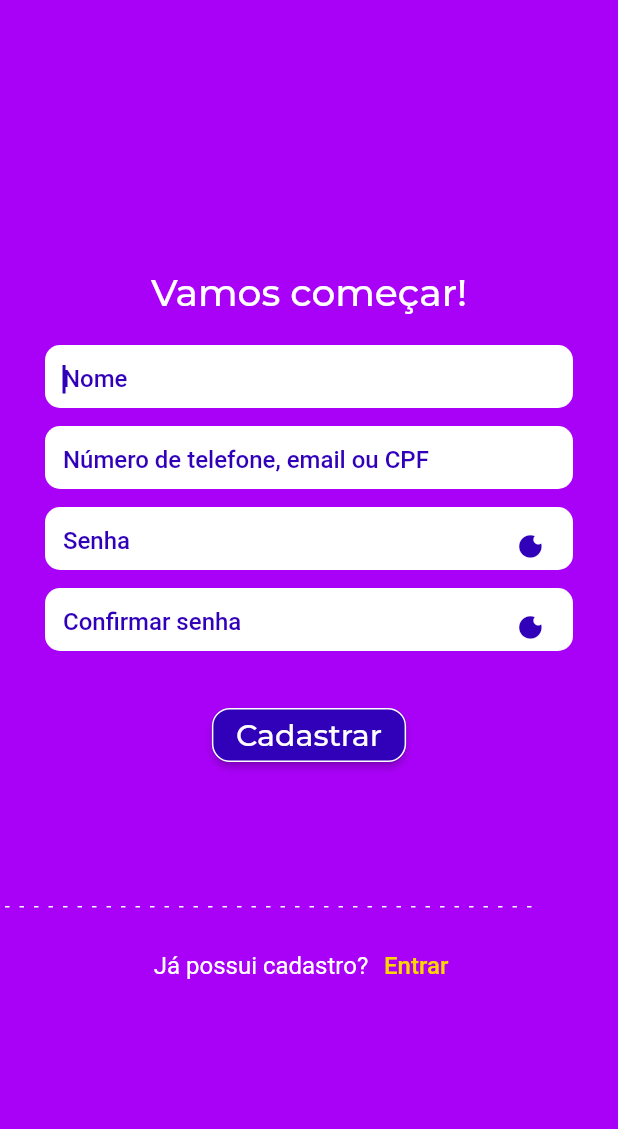
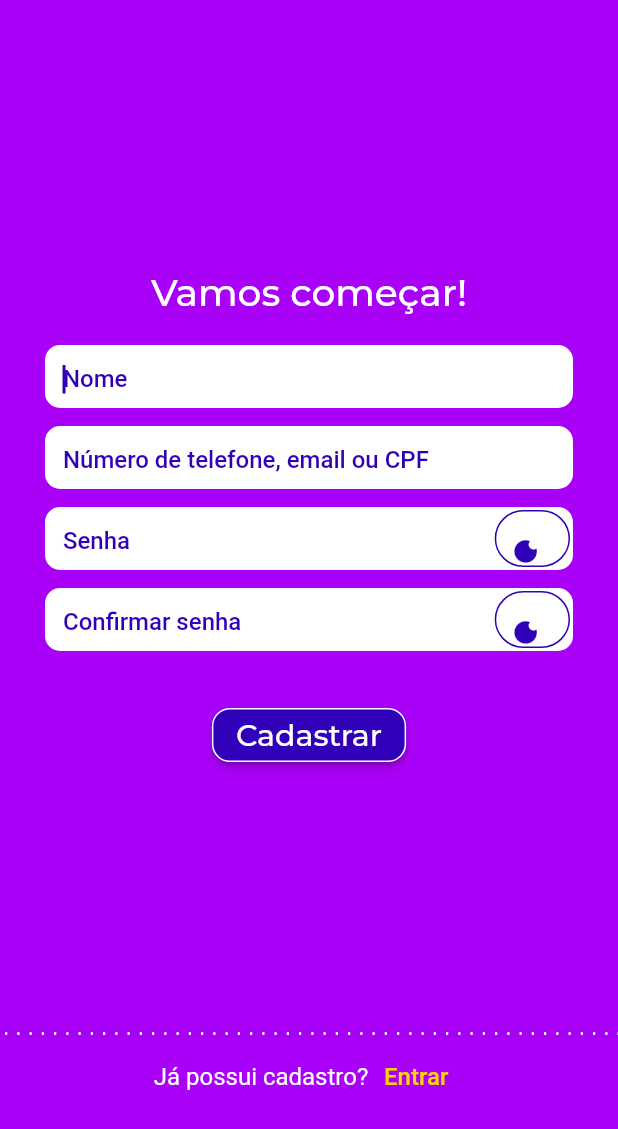
Before and after one commit to juanpablooviedo/equipe-2, a Flutter app: the RegisterUser screen opened by its route, on a phone screen of 412 x 824 dp. Shown: the top 1129 px of the screen. Run offline on Flutter 3.47's test engine with Material 2 defaults, Android fonts, the phone set to English and light mode, and no system bars; our stand-ins replace google_fonts; Roboto replaces fonts that are missing (Tahoma).

Commit message:
ajuste nos olhos da coruja senha

```diff
--- a/lib/View/Cadastro de Usuario/tela_cadastro_usuario.dart
+++ b/lib/View/Cadastro de Usuario/tela_cadastro_usuario.dart
@@ -143,7 +143,8 @@ class _RegisterUserState extends State<RegisterUser> {
                 borderRadius: BorderRadius.circular(10),
               ),
               hintText: 'Senha',
-              suffixIcon: IconButton(
+              suffixIcon: Container(
+                child: IconButton(
                     icon: _isHiddenPassword == true
                         ? Icon(
                             OlhoLovepeople.olhinho_senha,
@@ -160,6 +161,13 @@ class _RegisterUserState extends State<RegisterUser> {
                         _isHiddenPassword = !_isHiddenPassword;
                       });
                     }),
+                padding: EdgeInsets.fromLTRB(0.10, 0.10, 0.10, 0.10),
+                margin: EdgeInsets.all(2),
+                decoration: BoxDecoration(
+                    border: Border.all(width: 1, color: Color(0xFF3101B9)),
+                    borderRadius:
+                        const BorderRadius.all(const Radius.circular(200))),
+              ),
               hintStyle: TextStyle(
                 fontFamily: "Tahoma",
                 fontWeight: FontWeight.w500,
@@ -216,7 +224,8 @@ class _RegisterUserState extends State<RegisterUser> {
                 borderRadius: BorderRadius.circular(10),
               ),
               hintText: 'Confirmar senha',
-              suffixIcon: IconButton(
+              suffixIcon: Container(
+                child: IconButton(
                     icon: _isHiddenPassword == true
                         ? Icon(
                             OlhoLovepeople.olhinho_senha,
@@ -233,6 +242,13 @@ class _RegisterUserState extends State<RegisterUser> {
                         _isHiddenPassword = !_isHiddenPassword;
                       });
                     }),
+                padding: EdgeInsets.fromLTRB(0.10, 0.10, 0.10, 0.10),
+                margin: EdgeInsets.all(2),
+                decoration: BoxDecoration(
+                    border: Border.all(width: 1, color: Color(0xFF3101B9)),
+                    borderRadius:
+                        const BorderRadius.all(const Radius.circular(200))),
+              ),
               hintStyle: TextStyle(
                 fontFamily: "Tahoma",
                 fontWeight: FontWeight.w500,
@@ -351,13 +367,26 @@ class _RegisterUserState extends State<RegisterUser> {
                       },
                     ),
                   ),
+                  SizedBox(
+                    height: 150,
+                  ),
                   Container(
-                    margin: EdgeInsets.fromLTRB(0, 70, 0, 15),
-                    child: DotWidget(
+                    height: 10,
+                    width: double.infinity,
+                    child: ListView(
+                      scrollDirection: Axis.horizontal,
+                      children: [
+                        DotWidget(
                           dashColor: Colors.white,
-                      totalWidth: 296,
-                      dashHeight: 1,
-                      dashWidth: 3,
+                          dashHeight: 1.9,
+                          dashWidth: 1.5,
+                        ),
+                        DotWidget(
+                          dashColor: Colors.white,
+                          dashHeight: 1.9,
+                          dashWidth: 1.5,
+                        ),
+                      ],
                     ),
                   ),
                   Row(
```
Lines whose indentation alone changed are shown as unchanged.
